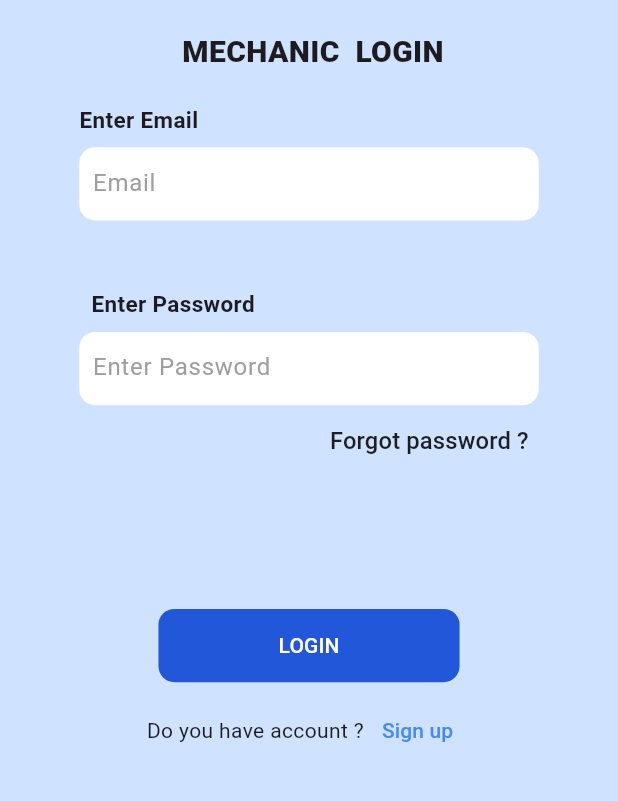
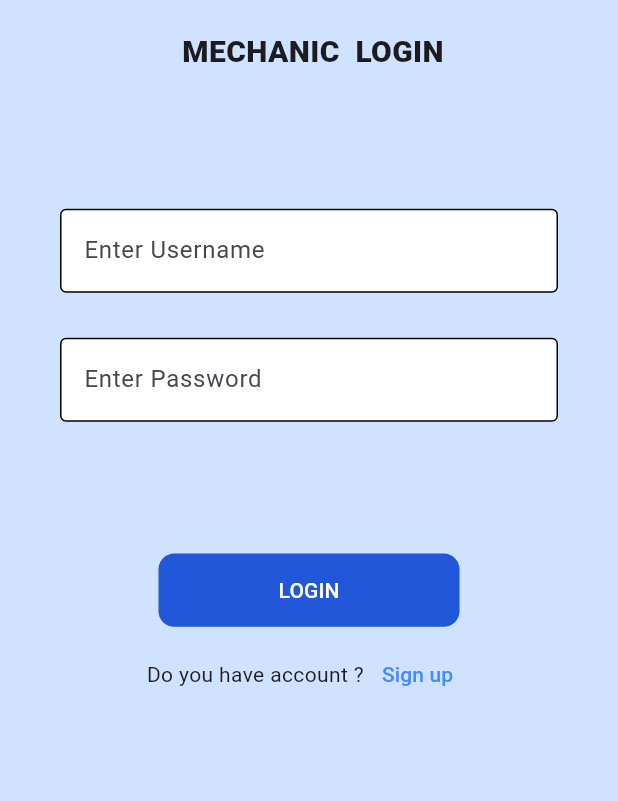
Before and after one commit to pranave2003/Vehicle_repair, a Flutter app: the screen it shows after launch, after a tap on "MECHANIC", on a phone screen of 412 x 824 dp, the part 362-1163 px from its top. Run offline on Flutter 3.47's test engine with Material 3 defaults, Android fonts, the phone set to English and light mode, and no system bars; our stand-ins replace cloud_firestore, firebase_core, firebase_storage, flutter_rating_bar, flutter_screenutil, fluttertoast and 4 more; accounts and stored records are empty.

Commit message:
17/06/24

```diff
--- a/lib/main.dart
+++ b/lib/main.dart
@@ -35,5 +35,6 @@ class MyApp extends StatelessWidget {
           home: SplashScreen()),
       designSize: Size(390, 844),
     );
+
   }
 }
--- a/lib/mech/mech login.dart
+++ b/lib/mech/mech login.dart
@@ -80,96 +80,46 @@ class _MechloginState extends State<Mechlogin> {
                 ],
               ),
               Padding(
-                padding: EdgeInsets.only(left: 50.w),
-                child: Row(
-                  children: [
-                    Text(
-                      "Enter Email",
-                      style:
-                          TextStyle(fontSize: 15, fontWeight: FontWeight.w600),
-                    )
-                  ],
-                ),
+                padding: const EdgeInsets.only(left: 40, right: 40, top: 70),
+                child: TextFormField(
+                    validator: (value) {
+                      if (value!.isEmpty) {
+                        return 'empty password';
+                      }
+                    },
+                    controller: Username,
+                    cursorColor: Colors.blue,
+                    style: TextStyle(),
+                    decoration: InputDecoration(
+                        fillColor: Colors.white,
+                        filled: true,
+                        hintText: "Enter Username",
+                        enabledBorder: OutlineInputBorder(),
+                        border: OutlineInputBorder(
+                            borderSide: BorderSide(),
+                            borderRadius:
+                                BorderRadius.all(Radius.circular(10))))),
               ),
               Padding(
-                padding: const EdgeInsets.all(8.0),
-                child: Row(
-                  mainAxisAlignment: MainAxisAlignment.center,
-                  children: [
-                    Container(
-                      width: 290.w,
-                      height: 50.h,
-                      child: TextFormField(
-                          controller: Username,
-                          decoration: InputDecoration(
-                              border: InputBorder.none,
-                              hintText: "  Email",
-                              hintStyle: TextStyle(color: Colors.grey))),
-                      decoration: BoxDecoration(
-                          borderRadius: BorderRadius.circular(10.sp),
-                          color: Colors.white),
-                    )
-                  ],
-                ),
-              ),
-              Padding(
-                padding: EdgeInsets.only(left: 50.w, top: 30.h),
-                child: Row(
-                  children: [
-                    Padding(
-                      padding: const EdgeInsets.all(8.0),
-                      child: Text(
-                        "Enter Password",
-                        style: TextStyle(
-                            fontSize: 15, fontWeight: FontWeight.w600),
-                      ),
-                    )
-                  ],
-                ),
-              ),
-              Padding(
-                padding: const EdgeInsets.only(),
-                child: Row(
-                  mainAxisAlignment: MainAxisAlignment.center,
-                  children: [
-                    Container(
-                      width: 290.w,
-                      height: 50.h,
-                      child: TextFormField(
-                          controller: Password,
-                          decoration: InputDecoration(
-                              border: InputBorder.none,
-                              hintText: "  Enter Password",
-                              hintStyle: TextStyle(color: Colors.grey))),
-                      decoration: BoxDecoration(
-                          borderRadius: BorderRadius.circular(10.sp),
-                          color: Colors.white),
-                    )
-                  ],
-                ),
-              ),
-              Row(
-                mainAxisAlignment: MainAxisAlignment.end,
-                children: [
-                  TextButton(
-                      onPressed: () {
-                        Navigator.push(context, MaterialPageRoute(
-                          builder: (context) {
-                            return Forgottpass();
-                          },
-                        ));
-                      },
-                      child: Padding(
-                        padding: EdgeInsets.only(right: 45.w),
-                        child: Text(
-                          "Forgot password ?",
-                          style: TextStyle(
-                            color: Colors.black87,
-                            fontSize: 15.sp,
-                          ),
-                        ),
-                      ))
-                ],
+                padding: const EdgeInsets.only(left: 40, right: 40, top: 30),
+                child: TextFormField(
+                    validator: (value) {
+                      if (value!.isEmpty) {
+                        return 'empty password';
+                      }
+                    },
+                    controller: Password,
+                    cursorColor: Colors.blue,
+                    style: TextStyle(),
+                    decoration: InputDecoration(
+                        fillColor: Colors.white,
+                        filled: true,
+                        hintText: "Enter Password",
+                        enabledBorder: OutlineInputBorder(),
+                        border: OutlineInputBorder(
+                            borderSide: BorderSide(),
+                            borderRadius:
+                                BorderRadius.all(Radius.circular(10))))),
               ),
               Padding(
                 padding: EdgeInsets.only(top: 90.h),
@@ -252,12 +202,15 @@ class _MechloginState extends State<Mechlogin> {
           return MechServiceHome();
         },
       ));
-    } else {
+    }
+    else {
       ScaffoldMessenger.of(context).showSnackBar(const SnackBar(
           content: Text(
         "username and password error",
         style: TextStyle(color: Colors.red),
       )));
     }
+
+
   }
 }
```
